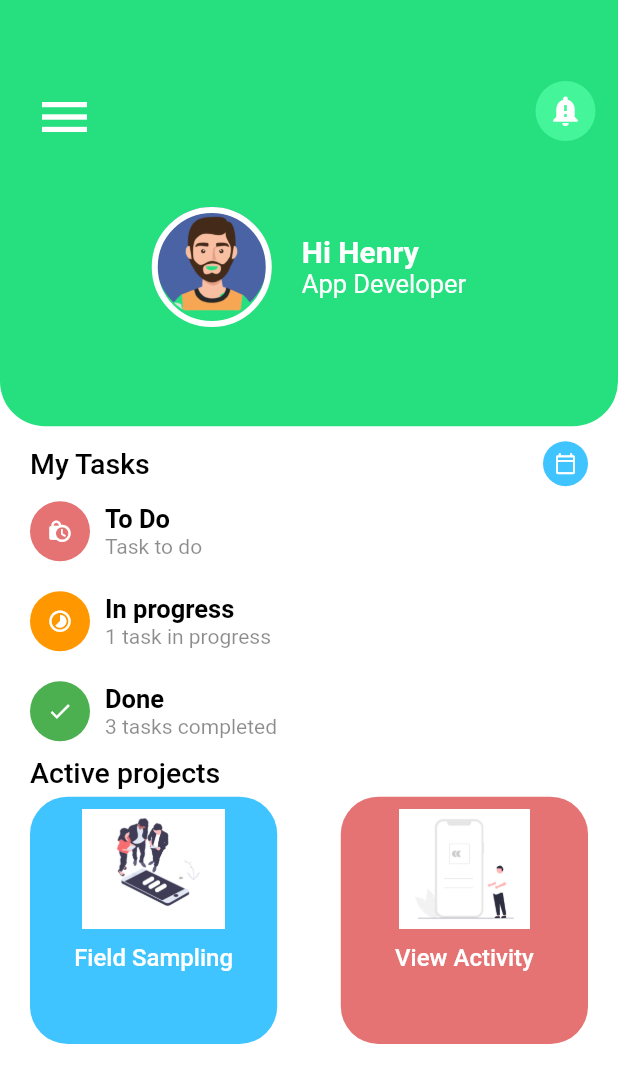
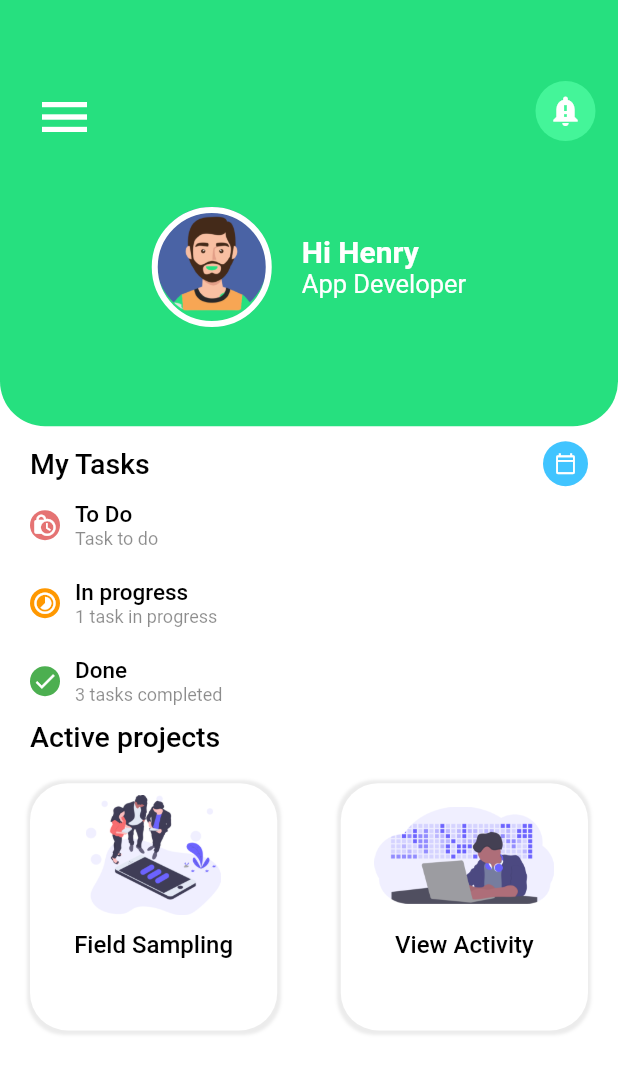
Before and after one commit to kekule15/pams, a Flutter app: the HomeView screen opened directly, on a phone screen of 412 x 824 dp. Shown: the top 1083 px of the screen. Run offline on Flutter 3.47's test engine with Material 2 defaults, Android fonts, the phone set to English and light mode, and no system bars; our stand-ins replace connectivity, dio, flutter_hooks, fluttertoast, hexcolor, hooks_riverpod and 1 more; accounts and stored records are empty.

Commit message:
homepage update

```diff
--- a/pams/lib/routes/route_generator.dart
+++ b/pams/lib/routes/route_generator.dart
@@ -4,6 +4,7 @@ import 'package:pams/authentication/forgotpassword.dart';
 import 'package:pams/authentication/login.dart';
 import 'package:pams/authentication/register.dart';
 import 'package:pams/routes/routes.dart';
+import 'package:pams/screens/fieldsampling.dart';
 import 'package:pams/screens/homepage.dart';
 import 'package:pams/screens/profile.dart';
 import 'package:pams/screens/splashScreen.dart';
@@ -53,8 +54,14 @@ class RouteGenerator {
         return CupertinoPageRoute(
           builder: (context) => ProfilePage(),
         );
-
-
+      case Routes.fieldSampling:
+        return CupertinoPageRoute(
+          builder: (context) => FieldSampling(),
+        );
+      case Routes.viewActivity:
+        return CupertinoPageRoute(
+          builder: (context) => HomePage(currentPage: 1),
+        );
 
       case Routes.register:
         return CupertinoPageRoute(
--- a/pams/lib/routes/routes.dart
+++ b/pams/lib/routes/routes.dart
@@ -6,11 +6,11 @@ class Routes {
   static const String resetPassword = "/reset";
   static const String home = "/home";
   static const String signupLogin = "/signup_login";
-  static const String recommendedScreens = "/recommended";
+  static const String fieldSampling = "/fieldSampling";
   static const String profileScreen = "/profile";
-  static const String aboutScreen = "/about";
-  static const String cartScreen = "/cart";
-  static const String orderScreen = "/order";
+  static const String notification = "/notification";
+  static const String faq = "/faq";
+  static const String viewActivity = "/activity";
   static const String restaurantSearchScreen = "/restaurant_search";
   static const String restaurantDetailedScreen = "/restaurant_detailed_screen";
   static const String checkoutScreen = "/checkout_screen";
--- a/pams/lib/screens/homepage.dart
+++ b/pams/lib/screens/homepage.dart
@@ -2,6 +2,7 @@ import 'dart:ui';
 
 import 'package:flutter/material.dart';
 import 'package:hexcolor/hexcolor.dart';
+import 'package:pams/routes/routes.dart';
 import 'package:pams/screens/faq.dart';
 import 'package:pams/screens/fieldsampling.dart';
 import 'package:pams/screens/notification.dart';
@@ -224,8 +225,8 @@ class _HomeViewState extends State<HomeView> {
                 Row(
                   children: [
                     Container(
-                        height: 40,
-                        width: 40,
+                        height: 20,
+                        width: 20,
                         decoration: BoxDecoration(
                             color: Colors.red.shade300, shape: BoxShape.circle),
                         child: Icon(
@@ -241,13 +242,13 @@ class _HomeViewState extends State<HomeView> {
                       children: [
                         Text('To Do',
                             style: TextStyle(
-                              fontSize: 17,
-                              fontWeight: FontWeight.w700,
+                              fontSize: 15,
+                              fontWeight: FontWeight.w500,
                               color: Colors.black,
                             )),
                         Text(
                           'Task to do',
-                          style: TextStyle(fontSize: 14, color: Colors.black45),
+                          style: TextStyle(fontSize: 12, color: Colors.black45),
                         )
                       ],
                     )
@@ -259,8 +260,8 @@ class _HomeViewState extends State<HomeView> {
                 Row(
                   children: [
                     Container(
-                        height: 40,
-                        width: 40,
+                        height: 20,
+                        width: 20,
                         decoration: BoxDecoration(
                             color: Colors.orange, shape: BoxShape.circle),
                         child: Icon(
@@ -276,13 +277,13 @@ class _HomeViewState extends State<HomeView> {
                       children: [
                         Text('In progress',
                             style: TextStyle(
-                              fontSize: 17,
-                              fontWeight: FontWeight.w700,
+                              fontSize: 15,
+                              fontWeight: FontWeight.w500,
                               color: Colors.black,
                             )),
                         Text(
                           '1 task in progress',
-                          style: TextStyle(fontSize: 14, color: Colors.black45),
+                          style: TextStyle(fontSize: 12, color: Colors.black45),
                         )
                       ],
                     )
@@ -294,8 +295,8 @@ class _HomeViewState extends State<HomeView> {
                 Row(
                   children: [
                     Container(
-                        height: 40,
-                        width: 40,
+                        height: 20,
+                        width: 20,
                         decoration: BoxDecoration(
                             color: Colors.green, shape: BoxShape.circle),
                         child: Icon(
@@ -311,13 +312,13 @@ class _HomeViewState extends State<HomeView> {
                       children: [
                         Text('Done',
                             style: TextStyle(
-                              fontSize: 17,
-                              fontWeight: FontWeight.w700,
+                              fontSize: 15,
+                              fontWeight: FontWeight.w500,
                               color: Colors.black,
                             )),
                         Text(
                           '3 tasks completed',
-                          style: TextStyle(fontSize: 14, color: Colors.black45),
+                          style: TextStyle(fontSize: 12, color: Colors.black45),
                         )
                       ],
                     )
@@ -333,15 +334,28 @@ class _HomeViewState extends State<HomeView> {
                       fontSize: 19,
                       fontWeight: FontWeight.w500),
                 ),
-                SizedBox(height: 5),
+                SizedBox(height: 20),
                 Row(
                   mainAxisAlignment: MainAxisAlignment.spaceBetween,
                   children: [
-                    Container(
+                    InkWell(
+                      onTap: () {
+                        Navigator.of(context).pushNamed(Routes.fieldSampling);
+                      },
+                      child: Container(
                         height: MediaQuery.of(context).size.height / 5,
                         width: MediaQuery.of(context).size.width / 2.5,
                         decoration: BoxDecoration(
-                          color: Colors.lightBlueAccent.shade200,
+                            boxShadow: [
+                              BoxShadow(
+                                color: Colors.grey.withOpacity(0.2),
+                                spreadRadius: 2,
+                                blurRadius: 1,
+                                offset: Offset(
+                                    0, 0.5), // changes position of shadow
+                              ),
+                            ],
+                            color: Colors.white,
                             borderRadius: BorderRadius.circular(25)),
                         child: Padding(
                           padding: const EdgeInsets.all(8.0),
@@ -349,7 +363,7 @@ class _HomeViewState extends State<HomeView> {
                             Container(
                                 height: 80,
                                 width: 120,
-                              child: Image.asset("assets/mobile_testing.png")),
+                                child: Image.asset("assets/field.png")),
                             SizedBox(
                               height: 10,
                             ),
@@ -357,18 +371,32 @@ class _HomeViewState extends State<HomeView> {
                                 child: Text(
                               'Field Sampling',
                               style: TextStyle(
-                                color: Colors.white,
+                                  color: Colors.black,
                                   fontSize: 16,
                                   fontWeight: FontWeight.w500),
                             ))
                           ]),
                         ),
                       ),
-                    Container(
+                    ),
+                    InkWell(
+                      onTap: () {
+                        Navigator.of(context).pushNamed(Routes.viewActivity);
+                      },
+                      child: Container(
                         height: MediaQuery.of(context).size.height / 5,
                         width: MediaQuery.of(context).size.width / 2.5,
                         decoration: BoxDecoration(
-                          color: Colors.red.shade300,
+                            boxShadow: [
+                              BoxShadow(
+                                color: Colors.grey.withOpacity(0.2),
+                                spreadRadius: 2,
+                                blurRadius: 1,
+                                offset: Offset(
+                                    0, 0.5), // changes position of shadow
+                              ),
+                            ],
+                            color: Colors.white,
                             borderRadius: BorderRadius.circular(25)),
                         child: Padding(
                           padding: const EdgeInsets.all(8.0),
@@ -376,17 +404,18 @@ class _HomeViewState extends State<HomeView> {
                             Container(
                                 height: 80,
                                 width: 120,
-                              child: Image.asset("assets/access_account.png")),
+                                child: Image.asset("assets/view_acticity.png")),
                             SizedBox(
                               height: 10,
                             ),
                             Center(
                                 child: Text('View Activity',
                                     style: TextStyle(
-                                      color: Colors.white,
+                                        color: Colors.black,
                                         fontSize: 16,
                                         fontWeight: FontWeight.w500)))
                           ]),
+                        ),
                       ),
                     )
                   ],
--- a/pams/lib/screens/profile.dart
+++ b/pams/lib/screens/profile.dart
@@ -162,7 +162,8 @@ class _ProfilePageState extends State<ProfilePage> {
                 margin: EdgeInsets.only(top: 20),
                 height: 50,
                 width: 350,
-                decoration: BoxDecoration(boxShadow: [
+                decoration: BoxDecoration(
+                  boxShadow: [
                   // to make elevation
                   BoxShadow(
                     color: Colors.grey[300],
--- a/pams/lib/services/api_services/implementations/users_implementation.dart
+++ b/pams/lib/services/api_services/implementations/users_implementation.dart
@@ -42,6 +42,7 @@ class UsersImplementation implements UsersInterface {
         Map<dynamic, dynamic> jsonData =
             Map<String, dynamic>.from(response.data);
 
+        print(jsonData["returnObject"]['token'].toString());
 
         if (jsonData["status"]) {
           return APIResponse(data: false, error: true);
```
Also changed, not shown: pams/assets/field.png (added), pams/assets/view_acticity.png (added). Lines whose indentation alone changed are shown as unchanged.
